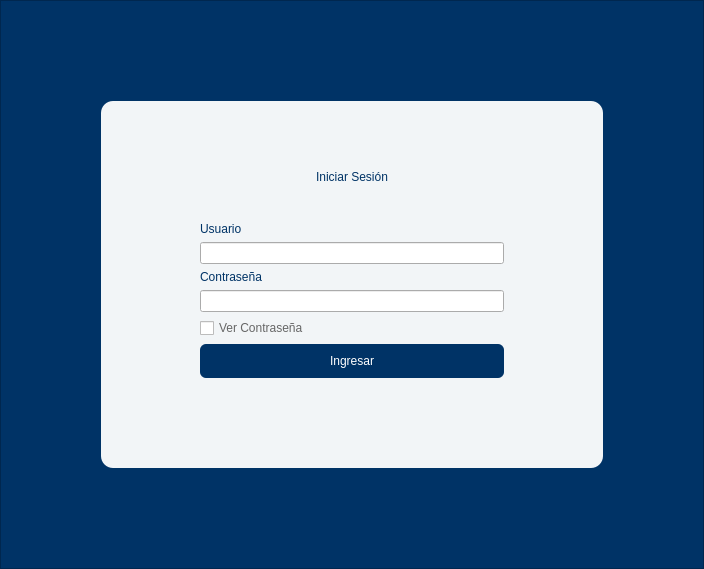
This is login.ui in AlexING-7/Gestion_Pasantes as Qt 5 draws it before an edit. The edited form follows.
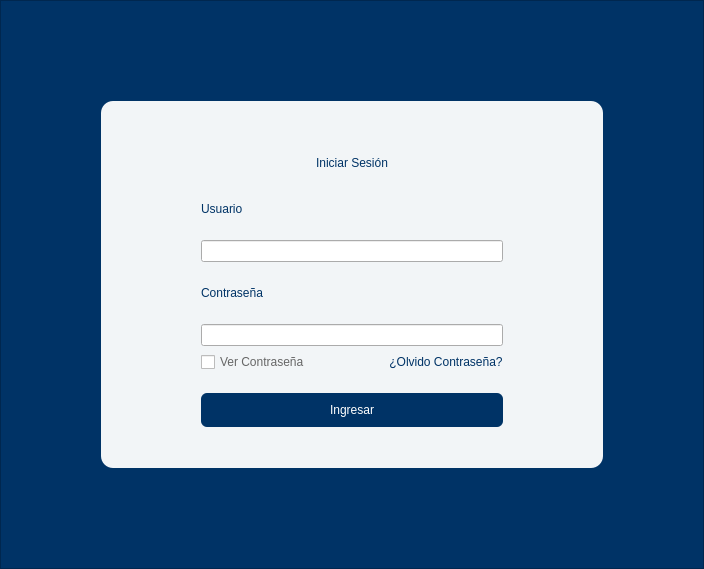
This is the edited form.

```diff
--- a/login.ui
+++ b/login.ui
@@ -82,13 +82,22 @@
         <property name="frameShadow">
          <enum>QFrame::Shadow::Raised</enum>
         </property>
-        <layout class="QVBoxLayout" name="verticalLayout_2" stretch="0,1,1,1">
+        <layout class="QVBoxLayout" name="verticalLayout_2" stretch="1,1,6,1">
          <property name="spacing">
           <number>0</number>
          </property>
+         <property name="leftMargin">
+          <number>0</number>
+         </property>
          <property name="topMargin">
           <number>0</number>
          </property>
+         <property name="rightMargin">
+          <number>0</number>
+         </property>
+         <property name="bottomMargin">
+          <number>0</number>
+         </property>
          <item>
           <spacer name="verticalSpacer_4">
            <property name="orientation">
@@ -105,7 +114,8 @@
          <item>
           <widget class="QLabel" name="label">
            <property name="styleSheet">
-            <string notr="true">font: 600 28pt &quot;Segoe UI&quot;;</string>
+            <string notr="true">font: 600 28pt &quot;Segoe UI&quot;;
+padding:0px 0px;</string>
            </property>
            <property name="text">
             <string>Iniciar Sesión</string>
@@ -113,10 +123,13 @@
            <property name="alignment">
             <set>Qt::AlignmentFlag::AlignCenter</set>
            </property>
+           <property name="margin">
+            <number>0</number>
+           </property>
           </widget>
          </item>
          <item>
-          <layout class="QHBoxLayout" name="horizontalLayout_2" stretch="1,4,1">
+          <layout class="QHBoxLayout" name="horizontalLayout_3" stretch="1,3,1">
            <property name="spacing">
             <number>0</number>
            </property>
@@ -153,20 +166,22 @@
              <property name="frameShadow">
               <enum>QFrame::Shadow::Raised</enum>
              </property>
-             <layout class="QVBoxLayout" name="verticalLayout">
-              <item>
-               <spacer name="verticalSpacer_3">
-                <property name="orientation">
-                 <enum>Qt::Orientation::Vertical</enum>
-                </property>
-                <property name="sizeHint" stdset="0">
-                 <size>
-                  <width>20</width>
-                  <height>15</height>
-                 </size>
-                </property>
-               </spacer>
-              </item>
+             <layout class="QVBoxLayout" name="verticalLayout" stretch="1,1,1,1,1,0,1">
+              <property name="spacing">
+               <number>6</number>
+              </property>
+              <property name="leftMargin">
+               <number>0</number>
+              </property>
+              <property name="topMargin">
+               <number>0</number>
+              </property>
+              <property name="rightMargin">
+               <number>0</number>
+              </property>
+              <property name="bottomMargin">
+               <number>0</number>
+              </property>
               <item>
                <widget class="QLabel" name="user_label">
                 <property name="text">
@@ -199,6 +214,8 @@
                </widget>
               </item>
               <item>
+               <layout class="QHBoxLayout" name="horizontalLayout_2">
+                <item>
                <widget class="QCheckBox" name="check_view_password">
                 <property name="styleSheet">
                  <string notr="true">color: rgb(102, 102, 102);
@@ -214,6 +231,48 @@
                  <bool>false</bool>
                 </property>
                </widget>
+                </item>
+                <item>
+                 <spacer name="horizontalSpacer_3">
+                  <property name="orientation">
+                   <enum>Qt::Orientation::Horizontal</enum>
+                  </property>
+                  <property name="sizeHint" stdset="0">
+                   <size>
+                    <width>40</width>
+                    <height>20</height>
+                   </size>
+                  </property>
+                 </spacer>
+                </item>
+                <item>
+                 <widget class="QPushButton" name="Olvido_ContrasenaButton">
+                  <property name="cursor">
+                   <cursorShape>PointingHandCursor</cursorShape>
+                  </property>
+                  <property name="layoutDirection">
+                   <enum>Qt::LayoutDirection::LeftToRight</enum>
+                  </property>
+                  <property name="styleSheet">
+                   <string notr="true">QPushButton{
+	background-color: transparent;
+	font: 9pt &quot;Segoe UI&quot;;
+	color: rgb(0, 51, 102);
+	padding:0;
+}
+QPushButton:hover{
+	
+	font: 9pt &quot;Segoe UI&quot;;
+	text-decoration: underline;
+	color: rgb(0, 89, 179);
+}</string>
+                  </property>
+                  <property name="text">
+                   <string>¿Olvido Contraseña?</string>
+                  </property>
+                 </widget>
+                </item>
+               </layout>
               </item>
               <item>
                <spacer name="verticalSpacer_2">
```
Left out of the diff: 3 changed lines with no effect on the pictures. Lines whose indentation alone changed are shown as unchanged.
